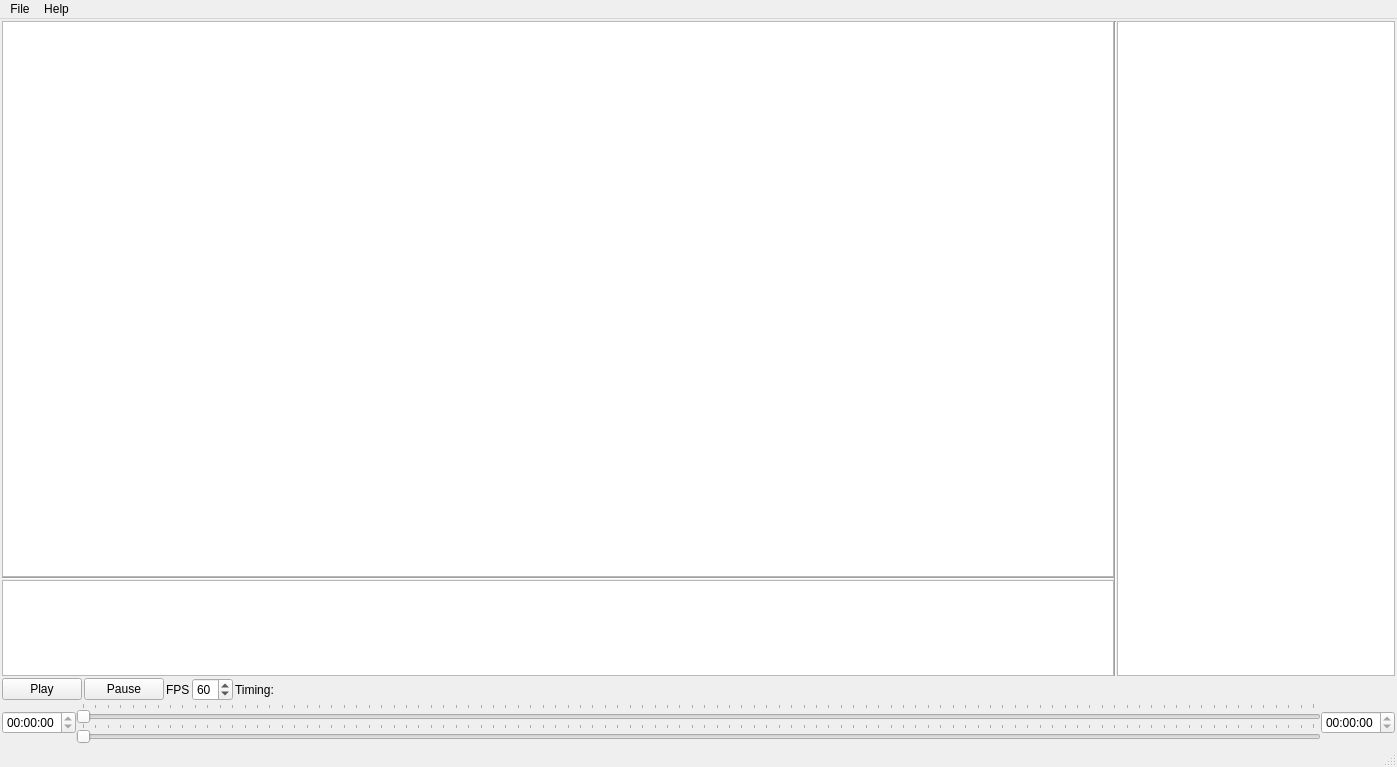
First picture: the form in SpriteStudio/src/mainwindow.ui, repository oktailb/SpriteStudio, before the edit.
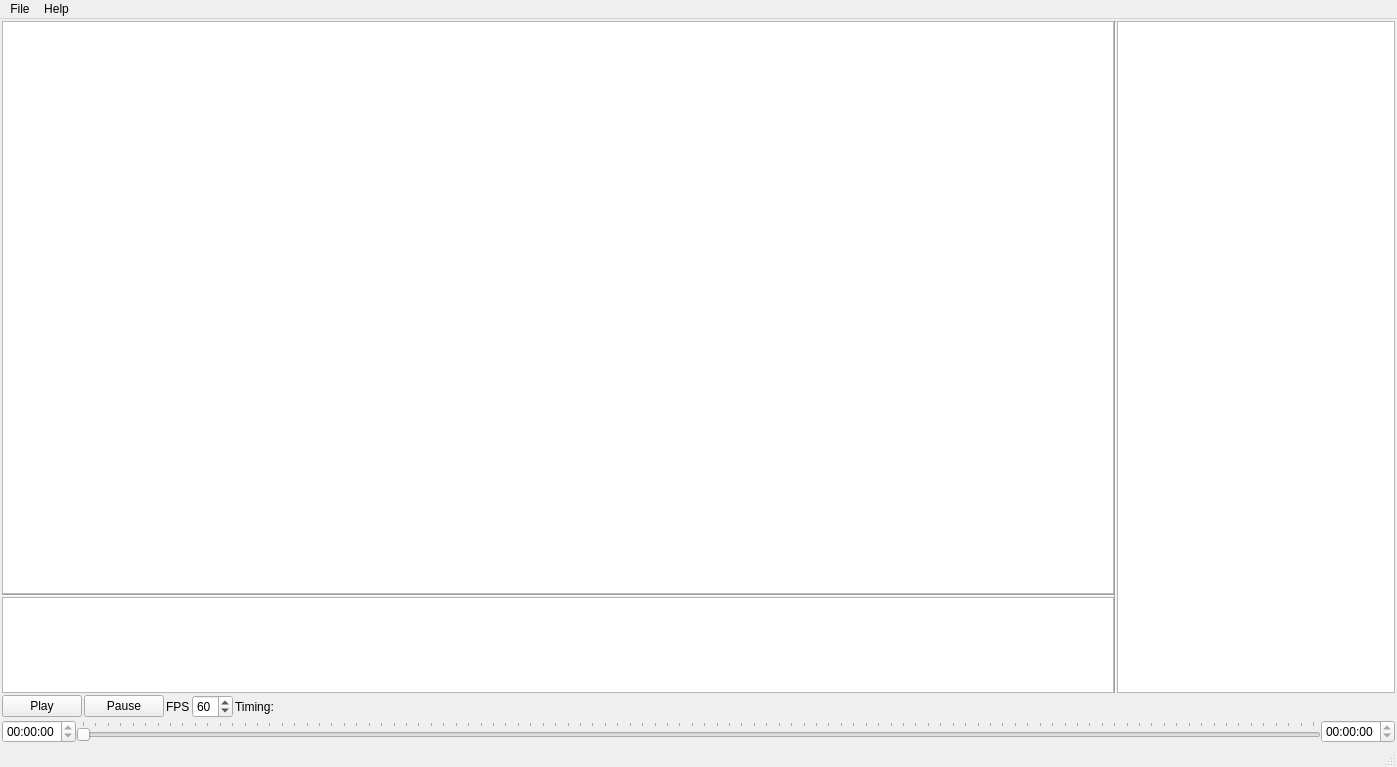
Second picture: the form after the edit. Icons and pictures are not drawn.

The edit to the form file:
```diff
--- a/SpriteStudio/src/mainwindow.ui
+++ b/SpriteStudio/src/mainwindow.ui
@@ -241,22 +241,6 @@
           </property>
          </widget>
         </item>
-        <item>
-         <widget class="QSlider" name="sliderTo">
-          <property name="orientation">
-           <enum>Qt::Orientation::Horizontal</enum>
-          </property>
-          <property name="invertedAppearance">
-           <bool>false</bool>
-          </property>
-          <property name="invertedControls">
-           <bool>true</bool>
-          </property>
-          <property name="tickPosition">
-           <enum>QSlider::TickPosition::TicksAbove</enum>
-          </property>
-         </widget>
-        </item>
        </layout>
       </item>
       <item>
```
Left out of the diff: 2 changed lines with no effect on the pictures.
